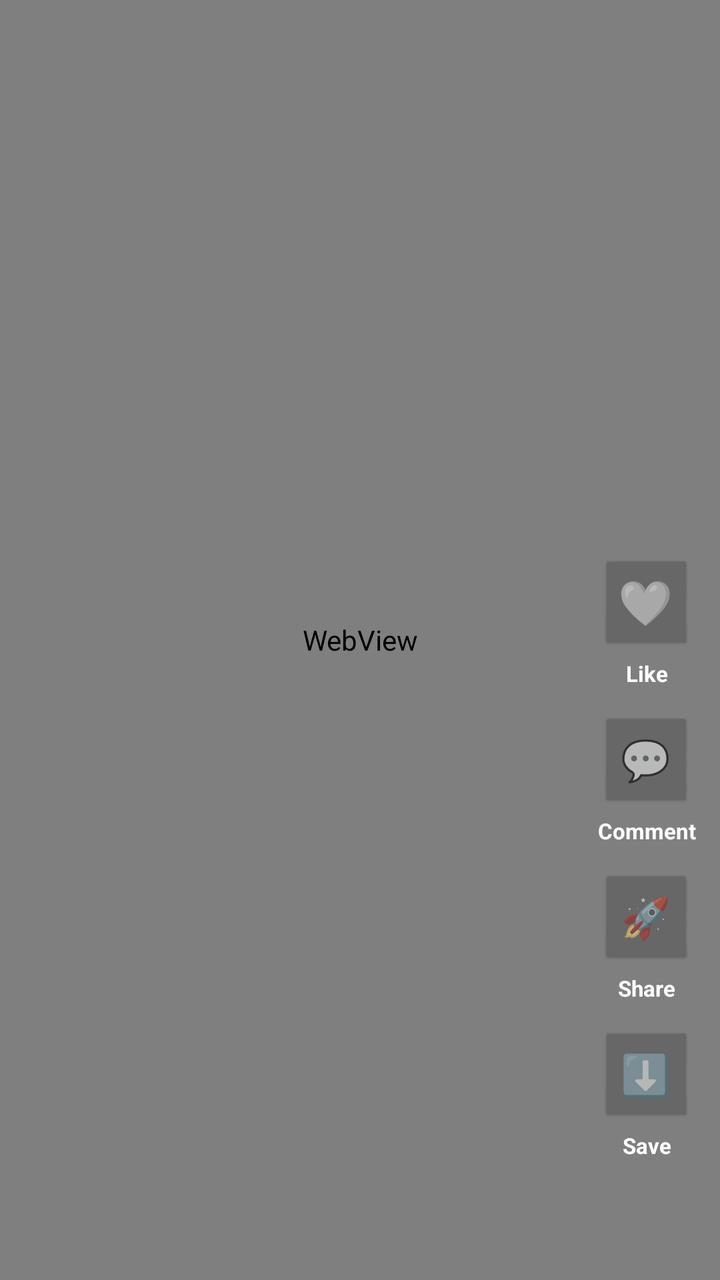
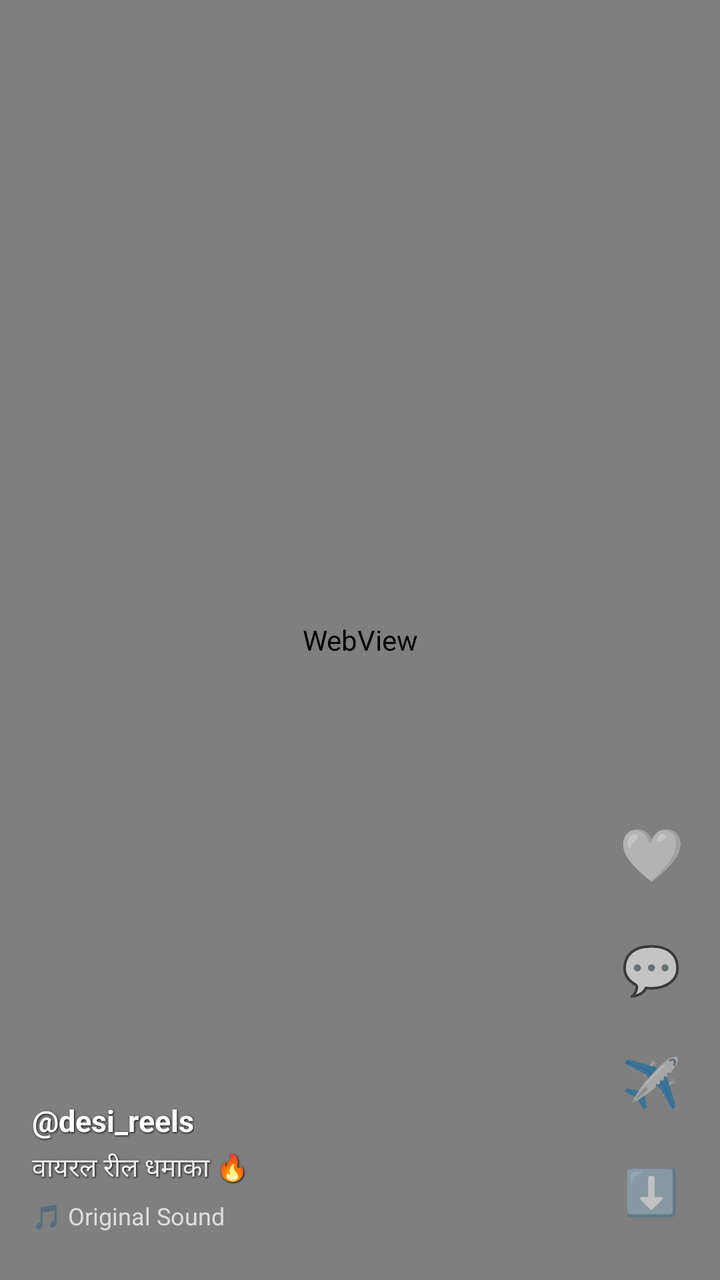

An Android layout rendered at two revisions. The XML below is the earlier revision; the diff shows what the commit changed to produce the second picture.
<!-- AndroidManifest.xml: application theme Theme.AppCompat.Light.NoActionBar -->
<!-- res/layout/item_reel.xml -->
<?xml version="1.0" encoding="utf-8"?>
<RelativeLayout xmlns:android="http://schemas.android.com/apk/res/android"
    android:layout_width="match_parent"
    android:layout_height="match_parent"
    android:background="#000000">

    
    <WebView
        android:id="@+id/reelWebView"
        android:layout_width="match_parent"
        android:layout_height="match_parent" />

    
    <ProgressBar
        android:id="@+id/reelLoader"
        android:layout_width="wrap_content"
        android:layout_height="wrap_content"
        android:layout_centerInParent="true"
        android:indeterminateTint="#FF0055" />

    
    <LinearLayout
        android:layout_width="wrap_content"
        android:layout_height="wrap_content"
        android:layout_alignParentEnd="true"
        android:layout_alignParentBottom="true"
        android:layout_marginEnd="12dp"
        android:layout_marginBottom="60dp"
        android:gravity="center_horizontal"
        android:orientation="vertical">

        
        <TextView
            android:id="@+id/btnLike"
            android:layout_width="48dp"
            android:layout_height="48dp"
            android:background="@android:drawable/btn_default"
            android:backgroundTint="#33000000"
            android:gravity="center"
            android:text="🤍"
            android:textSize="22sp" />

        <TextView
            android:id="@+id/tvLikeCount"
            android:layout_width="wrap_content"
            android:layout_height="wrap_content"
            android:layout_marginTop="2dp"
            android:layout_marginBottom="14dp"
            android:text="Like"
            android:textColor="#FFFFFF"
            android:textSize="11sp"
            android:textStyle="bold" />

        
        <TextView
            android:id="@+id/btnComment"
            android:layout_width="48dp"
            android:layout_height="48dp"
            android:background="@android:drawable/btn_default"
            android:backgroundTint="#33000000"
            android:gravity="center"
            android:text="💬"
            android:textSize="20sp" />

        <TextView
            android:id="@+id/tvCommentCount"
            android:layout_width="wrap_content"
            android:layout_height="wrap_content"
            android:layout_marginTop="2dp"
            android:layout_marginBottom="14dp"
            android:text="Comment"
            android:textColor="#FFFFFF"
            android:textSize="11sp"
            android:textStyle="bold" />

        
        <TextView
            android:id="@+id/btnShare"
            android:layout_width="48dp"
            android:layout_height="48dp"
            android:background="@android:drawable/btn_default"
            android:backgroundTint="#33000000"
            android:gravity="center"
            android:text="🚀"
            android:textSize="20sp" />

        <TextView
            android:layout_width="wrap_content"
            android:layout_height="wrap_content"
            android:layout_marginTop="2dp"
            android:layout_marginBottom="14dp"
            android:text="Share"
            android:textColor="#FFFFFF"
            android:textSize="11sp"
            android:textStyle="bold" />

        
        <TextView
            android:id="@+id/btnDownload"
            android:layout_width="48dp"
            android:layout_height="48dp"
            android:background="@android:drawable/btn_default"
            android:backgroundTint="#33000000"
            android:gravity="center"
            android:text="⬇️"
            android:textSize="20sp" />

        <TextView
            android:layout_width="wrap_content"
            android:layout_height="wrap_content"
            android:layout_marginTop="2dp"
            android:text="Save"
            android:textColor="#FFFFFF"
            android:textSize="11sp"
            android:textStyle="bold" />

    </LinearLayout>

</RelativeLayout>
<!-- resources referenced by this layout -->
<resources>

</resources>

<!-- the commit's change to res/layout/item_reel.xml (unified diff, before → after) -->
@@ -11,109 +11,113 @@
         android:layout_height="match_parent" />
 
     
-    <ProgressBar
-        android:id="@+id/reelLoader"
-        android:layout_width="wrap_content"
+    <LinearLayout
+        android:layout_width="match_parent"
         android:layout_height="wrap_content"
-        android:layout_centerInParent="true"
-        android:indeterminateTint="#FF0055" />
+        android:layout_alignParentBottom="true"
+        android:layout_toStartOf="@id/sideActionButtons"
+        android:orientation="vertical"
+        android:paddingStart="16dp"
+        android:paddingBottom="24dp">
+
+        <TextView
+            android:id="@+id/tvReelCreator"
+            android:layout_width="wrap_content"
+            android:layout_height="wrap_content"
+            android:shadowColor="#000000"
+            android:shadowDx="1"
+            android:shadowDy="1"
+            android:shadowRadius="2"
+            android:text="@desi_reels"
+            android:textColor="#FFFFFF"
+            android:textSize="15sp"
+            android:textStyle="bold" />
+
+        <TextView
+            android:id="@+id/tvReelCaption"
+            android:layout_width="wrap_content"
+            android:layout_height="wrap_content"
+            android:layout_marginTop="4dp"
+            android:ellipsize="end"
+            android:maxLines="2"
+            android:shadowColor="#000000"
+            android:shadowDx="1"
+            android:shadowDy="1"
+            android:shadowRadius="2"
+            android:text="वायरल रील धमाका 🔥"
+            android:textColor="#EEEEEE"
+            android:textSize="13sp" />
+
+        <TextView
+            android:id="@+id/tvReelMusic"
+            android:layout_width="wrap_content"
+            android:layout_height="wrap_content"
+            android:layout_marginTop="6dp"
+            android:ellipsize="end"
+            android:maxLines="1"
+            android:text="🎵 Original Sound"
+            android:textColor="#DDDDDD"
+            android:textSize="12sp" />
+    </LinearLayout>
 
     
     <LinearLayout
+        android:id="@+id/sideActionButtons"
         android:layout_width="wrap_content"
         android:layout_height="wrap_content"
         android:layout_alignParentEnd="true"
         android:layout_alignParentBottom="true"
         android:layout_marginEnd="12dp"
-        android:layout_marginBottom="60dp"
+        android:layout_marginBottom="24dp"
         android:gravity="center_horizontal"
         android:orientation="vertical">
 
         
         <TextView
             android:id="@+id/btnLike"
-            android:layout_width="48dp"
-            android:layout_height="48dp"
-            android:background="@android:drawable/btn_default"
-            android:backgroundTint="#33000000"
-            android:gravity="center"
-            android:text="🤍"
-            android:textSize="22sp" />
-
-        <TextView
-            android:id="@+id/tvLikeCount"
             android:layout_width="wrap_content"
             android:layout_height="wrap_content"
-            android:layout_marginTop="2dp"
-            android:layout_marginBottom="14dp"
-            android:text="Like"
-            android:textColor="#FFFFFF"
-            android:textSize="11sp"
-            android:textStyle="bold" />
+            android:padding="6dp"
+            android:text="🤍"
+            android:textSize="26sp" />
 
         
         <TextView
             android:id="@+id/btnComment"
-            android:layout_width="48dp"
-            android:layout_height="48dp"
-            android:background="@android:drawable/btn_default"
-            android:backgroundTint="#33000000"
-            android:gravity="center"
-            android:text="💬"
-            android:textSize="20sp" />
-
-        <TextView
-            android:id="@+id/tvCommentCount"
             android:layout_width="wrap_content"
             android:layout_height="wrap_content"
-            android:layout_marginTop="2dp"
-            android:layout_marginBottom="14dp"
-            android:text="Comment"
-            android:textColor="#FFFFFF"
-            android:textSize="11sp"
-            android:textStyle="bold" />
+            android:layout_marginTop="12dp"
+            android:padding="6dp"
+            android:text="💬"
+            android:textSize="24sp" />
 
         
         <TextView
             android:id="@+id/btnShare"
-            android:layout_width="48dp"
-            android:layout_height="48dp"
-            android:background="@android:drawable/btn_default"
-            android:backgroundTint="#33000000"
-            android:gravity="center"
-            android:text="🚀"
-            android:textSize="20sp" />
-
-        <TextView
             android:layout_width="wrap_content"
             android:layout_height="wrap_content"
-            android:layout_marginTop="2dp"
-            android:layout_marginBottom="14dp"
-            android:text="Share"
-            android:textColor="#FFFFFF"
-            android:textSize="11sp"
-            android:textStyle="bold" />
+            android:layout_marginTop="12dp"
+            android:padding="6dp"
+            android:text="✈️"
+            android:textSize="24sp" />
 
         
         <TextView
             android:id="@+id/btnDownload"
-            android:layout_width="48dp"
-            android:layout_height="48dp"
-            android:background="@android:drawable/btn_default"
-            android:backgroundTint="#33000000"
-            android:gravity="center"
-            android:text="⬇️"
-            android:textSize="20sp" />
-
-        <TextView
             android:layout_width="wrap_content"
             android:layout_height="wrap_content"
-            android:layout_marginTop="2dp"
-            android:text="Save"
-            android:textColor="#FFFFFF"
-            android:textSize="11sp"
-            android:textStyle="bold" />
-
+            android:layout_marginTop="12dp"
+            android:padding="6dp"
+            android:text="⬇️"
+            android:textSize="22sp" />
     </LinearLayout>
 
+    
+    <ProgressBar
+        android:id="@+id/reelLoader"
+        android:layout_width="wrap_content"
+        android:layout_height="wrap_content"
+        android:layout_centerInParent="true"
+        android:visibility="gone" />
+
 </RelativeLayout>
